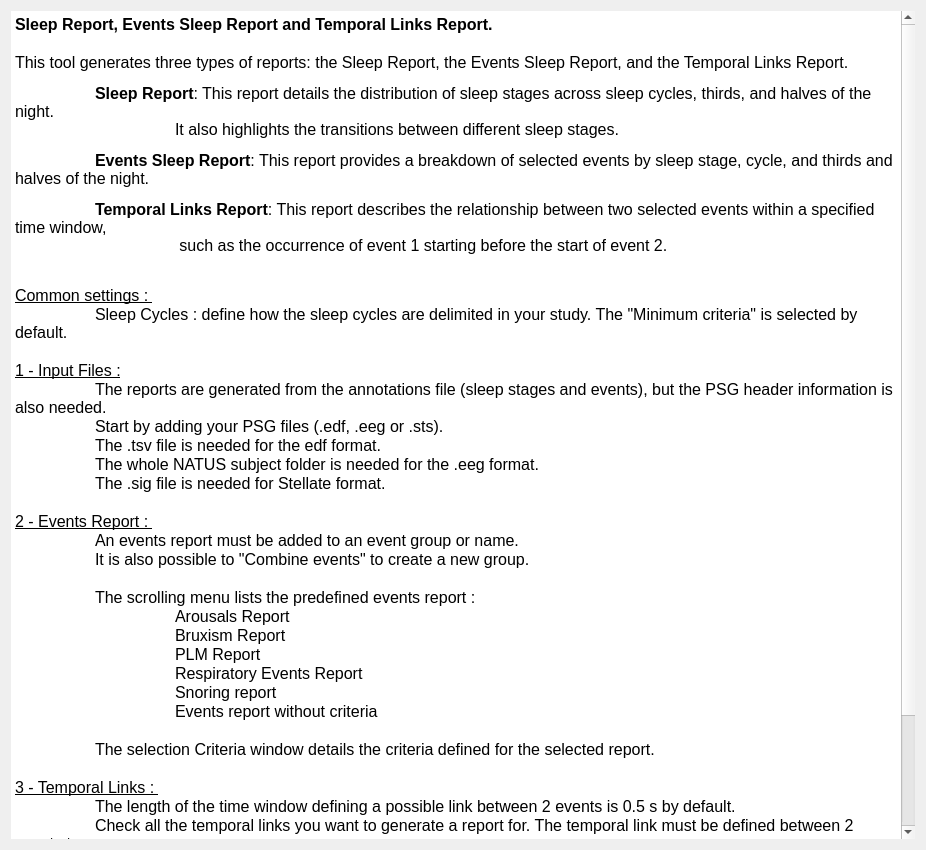
The window that tools/CEAMSTools/SleepReport/SleepReportDoc/Ui_SleepReportDoc.ui (SnoozToolbox/snooz-package-ceams) describes before a commit, drawn with Qt 5.
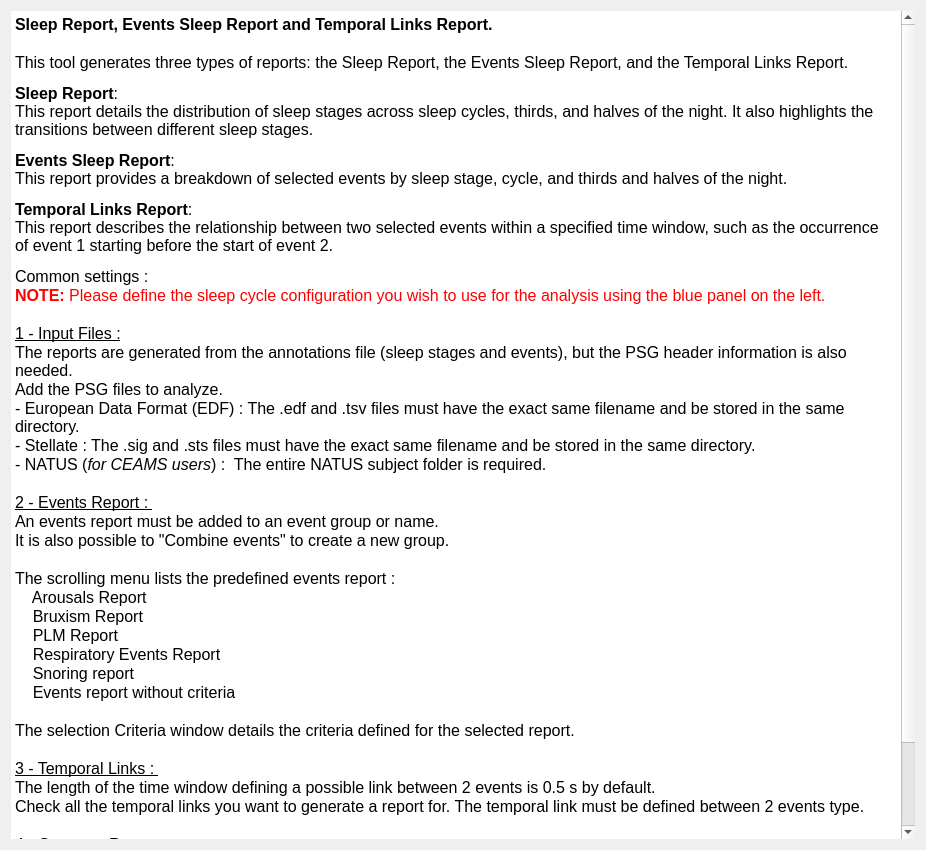
The same window after the commit.

Commit message: Enhance UI documentation for Sleep Report tool to improve clarity.

Diff of the .ui file:
```diff
--- a/tools/CEAMSTools/SleepReport/SleepReportDoc/Ui_SleepReportDoc.ui
+++ b/tools/CEAMSTools/SleepReport/SleepReportDoc/Ui_SleepReportDoc.ui
@@ -45,42 +45,41 @@
 &lt;p style=&quot; margin-top:0px; margin-bottom:0px; margin-left:0px; margin-right:0px; -qt-block-indent:0; text-indent:0px;&quot;&gt;&lt;span style=&quot; font-weight:600;&quot;&gt;Sleep Report, Events Sleep Report and Temporal Links Report.&lt;/span&gt;&lt;/p&gt;
 &lt;p style=&quot;-qt-paragraph-type:empty; margin-top:0px; margin-bottom:0px; margin-left:0px; margin-right:0px; -qt-block-indent:0; text-indent:0px;&quot;&gt;&lt;br /&gt;&lt;/p&gt;
 &lt;p style=&quot; margin-top:0px; margin-bottom:0px; margin-left:0px; margin-right:0px; -qt-block-indent:0; text-indent:0px;&quot;&gt;This tool generates three types of reports: the Sleep Report, the Events Sleep Report, and the Temporal Links Report. &lt;/p&gt;
-&lt;p style=&quot; margin-top:12px; margin-bottom:12px; margin-left:0px; margin-right:0px; -qt-block-indent:0; text-indent:0px;&quot;&gt; 	&lt;span style=&quot; font-weight:600;&quot;&gt;Sleep Report&lt;/span&gt;: This report details the distribution of sleep stages across sleep cycles, thirds, and halves of the night. &lt;br /&gt;		It also highlights the transitions between different sleep stages.   &lt;/p&gt;
-&lt;p style=&quot; margin-top:12px; margin-bottom:12px; margin-left:0px; margin-right:0px; -qt-block-indent:0; text-indent:0px;&quot;&gt; 	&lt;span style=&quot; font-weight:600;&quot;&gt;Events Sleep Report&lt;/span&gt;: This report provides a breakdown of selected events by sleep stage, cycle, and thirds and halves of the night. &lt;/p&gt;
-&lt;p style=&quot; margin-top:12px; margin-bottom:12px; margin-left:0px; margin-right:0px; -qt-block-indent:0; text-indent:0px;&quot;&gt;	&lt;span style=&quot; font-weight:600;&quot;&gt;Temporal Links Report&lt;/span&gt;: This report describes the relationship between two selected events within a specified time window,&lt;br /&gt;		 such as the occurrence of event 1 starting before the start of event 2. &lt;/p&gt;
-&lt;p style=&quot;-qt-paragraph-type:empty; margin-top:0px; margin-bottom:0px; margin-left:0px; margin-right:0px; -qt-block-indent:0; text-indent:0px;&quot;&gt;&lt;br /&gt;&lt;/p&gt;
-&lt;p style=&quot; margin-top:0px; margin-bottom:0px; margin-left:0px; margin-right:0px; -qt-block-indent:0; text-indent:0px;&quot;&gt;&lt;span style=&quot; text-decoration: underline;&quot;&gt;Common settings : &lt;/span&gt;&lt;/p&gt;
-&lt;p style=&quot; margin-top:0px; margin-bottom:0px; margin-left:0px; margin-right:0px; -qt-block-indent:0; text-indent:0px;&quot;&gt;	Sleep Cycles : define how the sleep cycles are delimited in your study. The &amp;quot;Minimum criteria&amp;quot; is selected by default. &lt;/p&gt;
+&lt;p style=&quot; margin-top:12px; margin-bottom:12px; margin-left:0px; margin-right:0px; -qt-block-indent:0; text-indent:0px;&quot;&gt;&lt;span style=&quot; font-weight:600;&quot;&gt;Sleep Report&lt;/span&gt;: 	&lt;br /&gt;This report details the distribution of sleep stages across sleep cycles, thirds, and halves of the night. It also highlights the transitions between different sleep stages.   &lt;/p&gt;
+&lt;p style=&quot; margin-top:12px; margin-bottom:12px; margin-left:0px; margin-right:0px; -qt-block-indent:0; text-indent:0px;&quot;&gt;&lt;span style=&quot; font-weight:600;&quot;&gt;Events Sleep Report&lt;/span&gt;: &lt;br /&gt;This report provides a breakdown of selected events by sleep stage, cycle, and thirds and halves of the night. &lt;/p&gt;
+&lt;p style=&quot; margin-top:12px; margin-bottom:12px; margin-left:0px; margin-right:0px; -qt-block-indent:0; text-indent:0px;&quot;&gt;&lt;span style=&quot; font-weight:600;&quot;&gt;Temporal Links Report&lt;/span&gt;: &lt;br /&gt;This report describes the relationship between two selected events within a specified time window, such as the occurrence of event 1 starting before the start of event 2. &lt;/p&gt;
+&lt;p style=&quot; margin-top:0px; margin-bottom:0px; margin-left:0px; margin-right:0px; -qt-block-indent:0; text-indent:0px;&quot;&gt;Common settings : &lt;/p&gt;
+&lt;p style=&quot; margin-top:0px; margin-bottom:0px; margin-left:0px; margin-right:0px; -qt-block-indent:0; text-indent:0px;&quot;&gt;&lt;span style=&quot; font-weight:700; color:#ff0000;&quot;&gt;NOTE:&lt;/span&gt;&lt;span style=&quot; color:#ff0000;&quot;&gt; Please define the sleep cycle configuration you wish to use for the analysis using the blue panel on the left.&lt;/span&gt;&lt;/p&gt;
 &lt;p style=&quot; margin-top:0px; margin-bottom:0px; margin-left:0px; margin-right:0px; -qt-block-indent:0; text-indent:0px;&quot;&gt;	&lt;/p&gt;
 &lt;p style=&quot; margin-top:0px; margin-bottom:0px; margin-left:0px; margin-right:0px; -qt-block-indent:0; text-indent:0px;&quot;&gt;&lt;span style=&quot; text-decoration: underline;&quot;&gt;1 - Input Files :&lt;/span&gt;&lt;/p&gt;
-&lt;p style=&quot; margin-top:0px; margin-bottom:0px; margin-left:0px; margin-right:0px; -qt-block-indent:0; text-indent:0px;&quot;&gt;	The reports are generated from the annotations file (sleep stages and events), but the PSG header information is also needed.&lt;/p&gt;
-&lt;p style=&quot; margin-top:0px; margin-bottom:0px; margin-left:0px; margin-right:0px; -qt-block-indent:0; text-indent:0px;&quot;&gt;	Start by adding your PSG files (.edf, .eeg or .sts).  &lt;/p&gt;
-&lt;p style=&quot; margin-top:0px; margin-bottom:0px; margin-left:0px; margin-right:0px; -qt-block-indent:0; text-indent:0px;&quot;&gt;	The .tsv file is needed for the edf format. &lt;/p&gt;
-&lt;p style=&quot; margin-top:0px; margin-bottom:0px; margin-left:0px; margin-right:0px; -qt-block-indent:0; text-indent:0px;&quot;&gt;	The whole NATUS subject folder is needed for the .eeg format. &lt;/p&gt;
-&lt;p style=&quot; margin-top:0px; margin-bottom:0px; margin-left:0px; margin-right:0px; -qt-block-indent:0; text-indent:0px;&quot;&gt;	The .sig file is needed for Stellate format.    &lt;/p&gt;
+&lt;p style=&quot; margin-top:0px; margin-bottom:0px; margin-left:0px; margin-right:0px; -qt-block-indent:0; text-indent:0px;&quot;&gt;The reports are generated from the annotations file (sleep stages and events), but the PSG header information is also needed.&lt;/p&gt;
+&lt;p style=&quot; margin-top:0px; margin-bottom:0px; margin-left:0px; margin-right:0px; -qt-block-indent:0; text-indent:0px;&quot;&gt;Add the PSG files to analyze.&lt;/p&gt;
+&lt;p style=&quot; margin-top:0px; margin-bottom:0px; margin-left:0px; margin-right:0px; -qt-block-indent:0; text-indent:0px;&quot;&gt;&lt;span style=&quot; font-family:'Roboto-Regular';&quot;&gt;- European Data Format (EDF) : The .edf and .tsv files must have the exact same filename and be stored in the same directory.&lt;/span&gt;&lt;/p&gt;
+&lt;p style=&quot; margin-top:0px; margin-bottom:0px; margin-left:0px; margin-right:0px; -qt-block-indent:0; text-indent:0px;&quot;&gt;&lt;span style=&quot; font-family:'Roboto-Regular';&quot;&gt;- Stellate : The .sig and .sts files must have the exact same filename and be stored in the same directory.&lt;/span&gt;&lt;/p&gt;
+&lt;p style=&quot; margin-top:0px; margin-bottom:0px; margin-left:0px; margin-right:0px; -qt-block-indent:0; text-indent:0px;&quot;&gt;&lt;span style=&quot; font-family:'Roboto-Regular';&quot;&gt;- NATUS (&lt;/span&gt;&lt;span style=&quot; font-family:'Roboto-Regular'; font-style:italic;&quot;&gt;for CEAMS users&lt;/span&gt;&lt;span style=&quot; font-family:'Roboto-Regular';&quot;&gt;) : &lt;/span&gt;&lt;span style=&quot; font-family:'MS Shell Dlg 2';&quot;&gt; The entire NATUS subject folder is required.&lt;/span&gt;&lt;/p&gt;
 &lt;p style=&quot;-qt-paragraph-type:empty; margin-top:0px; margin-bottom:0px; margin-left:0px; margin-right:0px; -qt-block-indent:0; text-indent:0px;&quot;&gt;&lt;br /&gt;&lt;/p&gt;
 &lt;p style=&quot; margin-top:0px; margin-bottom:0px; margin-left:0px; margin-right:0px; -qt-block-indent:0; text-indent:0px;&quot;&gt;&lt;span style=&quot; text-decoration: underline;&quot;&gt;2 - Events Report : &lt;/span&gt;&lt;/p&gt;
-&lt;p style=&quot; margin-top:0px; margin-bottom:0px; margin-left:0px; margin-right:0px; -qt-block-indent:0; text-indent:0px;&quot;&gt;	An events report must be added to an event group or name.  &lt;/p&gt;
-&lt;p style=&quot; margin-top:0px; margin-bottom:0px; margin-left:0px; margin-right:0px; -qt-block-indent:0; text-indent:0px;&quot;&gt;	It is also possible to &amp;quot;Combine events&amp;quot; to create a new group.&lt;/p&gt;
+&lt;p style=&quot; margin-top:0px; margin-bottom:0px; margin-left:0px; margin-right:0px; -qt-block-indent:0; text-indent:0px;&quot;&gt;An events report must be added to an event group or name.  &lt;/p&gt;
+&lt;p style=&quot; margin-top:0px; margin-bottom:0px; margin-left:0px; margin-right:0px; -qt-block-indent:0; text-indent:0px;&quot;&gt;It is also possible to &amp;quot;Combine events&amp;quot; to create a new group.&lt;/p&gt;
 &lt;p style=&quot; margin-top:0px; margin-bottom:0px; margin-left:0px; margin-right:0px; -qt-block-indent:0; text-indent:0px;&quot;&gt;	&lt;/p&gt;
-&lt;p style=&quot; margin-top:0px; margin-bottom:0px; margin-left:0px; margin-right:0px; -qt-block-indent:0; text-indent:0px;&quot;&gt;	The scrolling menu lists the predefined events report : &lt;/p&gt;
-&lt;p style=&quot; margin-top:0px; margin-bottom:0px; margin-left:0px; margin-right:0px; -qt-block-indent:0; text-indent:0px;&quot;&gt;		Arousals Report&lt;/p&gt;
-&lt;p style=&quot; margin-top:0px; margin-bottom:0px; margin-left:0px; margin-right:0px; -qt-block-indent:0; text-indent:0px;&quot;&gt;		Bruxism Report&lt;/p&gt;
-&lt;p style=&quot; margin-top:0px; margin-bottom:0px; margin-left:0px; margin-right:0px; -qt-block-indent:0; text-indent:0px;&quot;&gt;		PLM Report&lt;/p&gt;
-&lt;p style=&quot; margin-top:0px; margin-bottom:0px; margin-left:0px; margin-right:0px; -qt-block-indent:0; text-indent:0px;&quot;&gt;		Respiratory Events Report&lt;/p&gt;
-&lt;p style=&quot; margin-top:0px; margin-bottom:0px; margin-left:0px; margin-right:0px; -qt-block-indent:0; text-indent:0px;&quot;&gt;		Snoring report&lt;/p&gt;
-&lt;p style=&quot; margin-top:0px; margin-bottom:0px; margin-left:0px; margin-right:0px; -qt-block-indent:0; text-indent:0px;&quot;&gt;		Events report without criteria&lt;/p&gt;
+&lt;p style=&quot; margin-top:0px; margin-bottom:0px; margin-left:0px; margin-right:0px; -qt-block-indent:0; text-indent:0px;&quot;&gt;The scrolling menu lists the predefined events report : &lt;/p&gt;
+&lt;p style=&quot; margin-top:0px; margin-bottom:0px; margin-left:0px; margin-right:0px; -qt-block-indent:0; text-indent:0px;&quot;&gt;    Arousals Report&lt;/p&gt;
+&lt;p style=&quot; margin-top:0px; margin-bottom:0px; margin-left:0px; margin-right:0px; -qt-block-indent:0; text-indent:0px;&quot;&gt;    Bruxism Report&lt;/p&gt;
+&lt;p style=&quot; margin-top:0px; margin-bottom:0px; margin-left:0px; margin-right:0px; -qt-block-indent:0; text-indent:0px;&quot;&gt;    PLM Report&lt;/p&gt;
+&lt;p style=&quot; margin-top:0px; margin-bottom:0px; margin-left:0px; margin-right:0px; -qt-block-indent:0; text-indent:0px;&quot;&gt;    Respiratory Events Report&lt;/p&gt;
+&lt;p style=&quot; margin-top:0px; margin-bottom:0px; margin-left:0px; margin-right:0px; -qt-block-indent:0; text-indent:0px;&quot;&gt;    Snoring report&lt;/p&gt;
+&lt;p style=&quot; margin-top:0px; margin-bottom:0px; margin-left:0px; margin-right:0px; -qt-block-indent:0; text-indent:0px;&quot;&gt;    Events report without criteria&lt;/p&gt;
 &lt;p style=&quot; margin-top:0px; margin-bottom:0px; margin-left:0px; margin-right:0px; -qt-block-indent:0; text-indent:0px;&quot;&gt;		&lt;/p&gt;
-&lt;p style=&quot; margin-top:0px; margin-bottom:0px; margin-left:0px; margin-right:0px; -qt-block-indent:0; text-indent:0px;&quot;&gt;	The selection Criteria window details the criteria defined for the selected report. &lt;/p&gt;
+&lt;p style=&quot; margin-top:0px; margin-bottom:0px; margin-left:0px; margin-right:0px; -qt-block-indent:0; text-indent:0px;&quot;&gt;The selection Criteria window details the criteria defined for the selected report. &lt;/p&gt;
 &lt;p style=&quot; margin-top:0px; margin-bottom:0px; margin-left:0px; margin-right:0px; -qt-block-indent:0; text-indent:0px;&quot;&gt;	&lt;/p&gt;
 &lt;p style=&quot; margin-top:0px; margin-bottom:0px; margin-left:0px; margin-right:0px; -qt-block-indent:0; text-indent:0px;&quot;&gt;&lt;span style=&quot; text-decoration: underline;&quot;&gt;3 - Temporal Links : &lt;/span&gt;&lt;/p&gt;
-&lt;p style=&quot; margin-top:0px; margin-bottom:0px; margin-left:0px; margin-right:0px; -qt-block-indent:0; text-indent:0px;&quot;&gt;	The length of the time window defining a possible link between 2 events is 0.5 s by default.&lt;/p&gt;
-&lt;p style=&quot; margin-top:0px; margin-bottom:0px; margin-left:0px; margin-right:0px; -qt-block-indent:0; text-indent:0px;&quot;&gt;	Check all the temporal links you want to generate a report for. The temporal link must be defined between 2 events type.&lt;/p&gt;
+&lt;p style=&quot; margin-top:0px; margin-bottom:0px; margin-left:0px; margin-right:0px; -qt-block-indent:0; text-indent:0px;&quot;&gt;The length of the time window defining a possible link between 2 events is 0.5 s by default.&lt;/p&gt;
+&lt;p style=&quot; margin-top:0px; margin-bottom:0px; margin-left:0px; margin-right:0px; -qt-block-indent:0; text-indent:0px;&quot;&gt;Check all the temporal links you want to generate a report for. The temporal link must be defined between 2 events type.&lt;/p&gt;
 &lt;p style=&quot; margin-top:0px; margin-bottom:0px; margin-left:0px; margin-right:0px; -qt-block-indent:0; text-indent:0px;&quot;&gt;	&lt;/p&gt;
 &lt;p style=&quot; margin-top:0px; margin-bottom:0px; margin-left:0px; margin-right:0px; -qt-block-indent:0; text-indent:0px;&quot;&gt;&lt;span style=&quot; text-decoration: underline;&quot;&gt;4 - Generate Reports :&lt;/span&gt; &lt;/p&gt;
-&lt;p style=&quot; margin-top:0px; margin-bottom:0px; margin-left:0px; margin-right:0px; -qt-block-indent:0; text-indent:0px;&quot;&gt;	Define the output directory and the suffix to add to all the report filenames.&lt;/p&gt;
-&lt;p style=&quot; margin-top:0px; margin-bottom:0px; margin-left:0px; margin-right:0px; -qt-block-indent:0; text-indent:0px;&quot;&gt;	The reports are .tsv files.  Each row corresponds to a PSG recording and each column to a variable.&lt;/p&gt;
-&lt;p style=&quot; margin-top:0px; margin-bottom:0px; margin-left:0px; margin-right:0px; -qt-block-indent:0; text-indent:0px;&quot;&gt;	Each variable is defined in the _info.tsv file generated with the report. &lt;/p&gt;
+&lt;p style=&quot; margin-top:0px; margin-bottom:0px; margin-left:0px; margin-right:0px; -qt-block-indent:0; text-indent:0px;&quot;&gt;Define the output directory and the suffix to add to all the report filenames.&lt;/p&gt;
+&lt;p style=&quot; margin-top:0px; margin-bottom:0px; margin-left:0px; margin-right:0px; -qt-block-indent:0; text-indent:0px;&quot;&gt;The reports are .tsv files.  Each row corresponds to a PSG recording and each column to a variable.&lt;/p&gt;
+&lt;p style=&quot; margin-top:0px; margin-bottom:0px; margin-left:0px; margin-right:0px; -qt-block-indent:0; text-indent:0px;&quot;&gt;Each variable is defined in the _info.tsv file generated with the report. &lt;/p&gt;
 &lt;p style=&quot;-qt-paragraph-type:empty; margin-top:0px; margin-bottom:0px; margin-left:0px; margin-right:0px; -qt-block-indent:0; text-indent:0px;&quot;&gt;&lt;br /&gt;&lt;/p&gt;&lt;/body&gt;&lt;/html&gt;</string>
      </property>
     </widget>
```
The commit also changes 1 other file.
